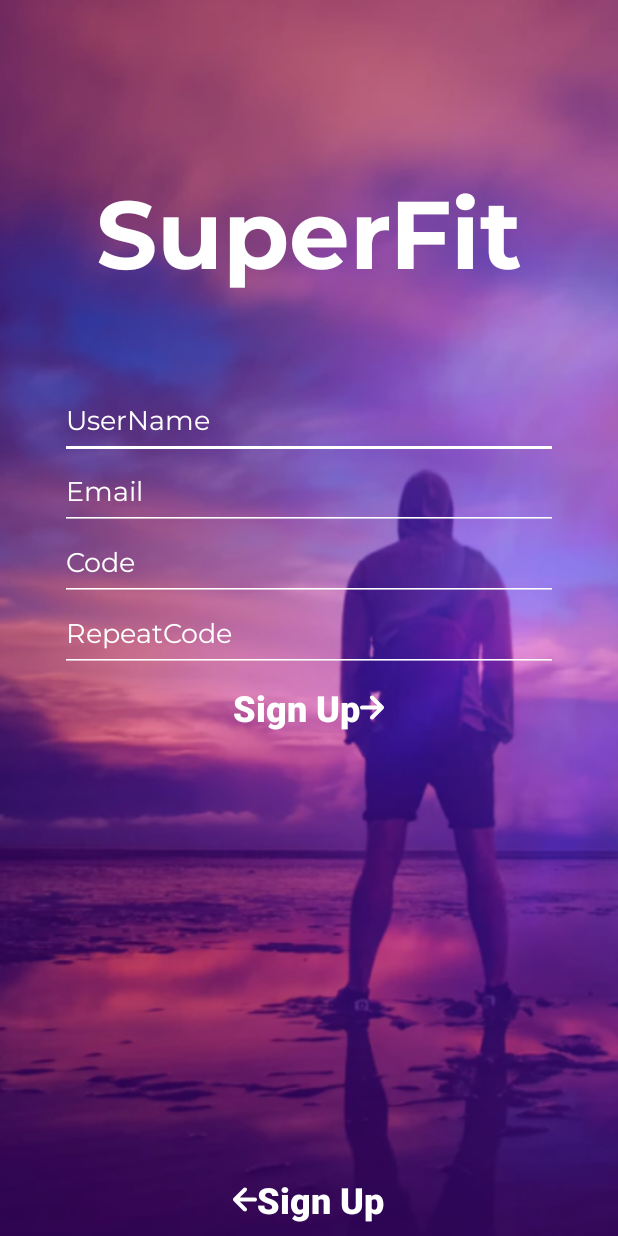
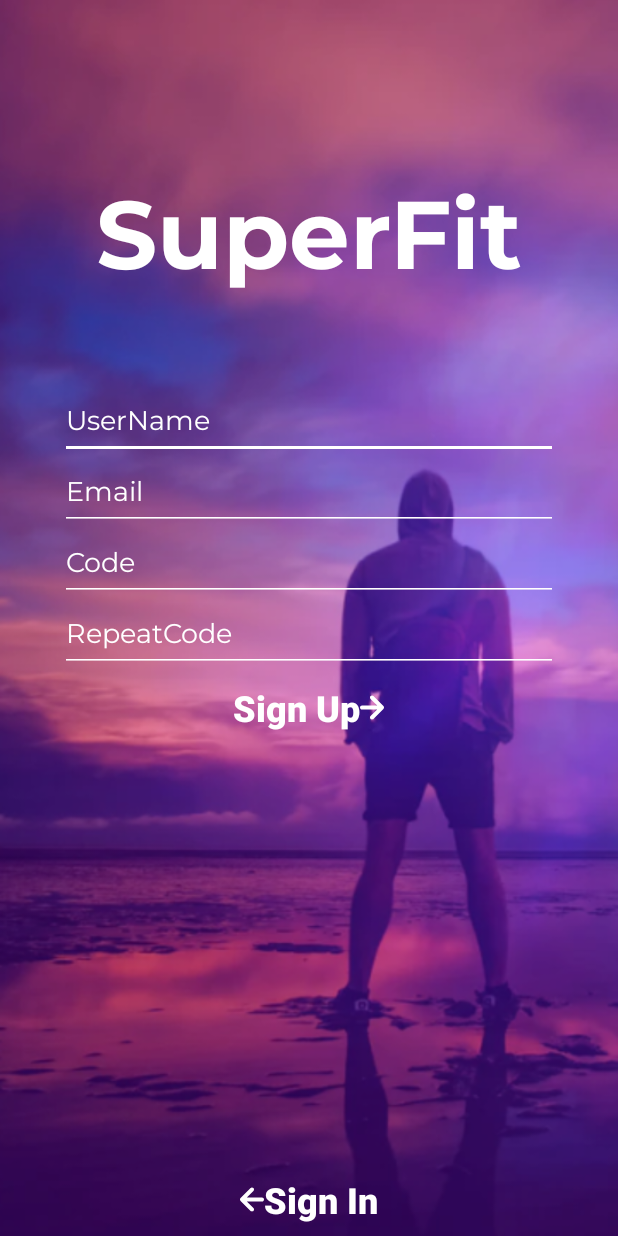
Before and after one commit to smir-ee/PP.01.02-PR318, an Android app: the MainActivity screen opened directly, with no data from a screen before it, after a tap on "SIGN UP", on a phone screen of 412 x 824 dp. Run offline under Robolectric (Android 15) with nearby library versions, the phone set to English and light mode, and no system bars.

Commit message:
Доделал окно регистрации, сделал вход и доделал некоторые детали

```diff
--- a/app/build.gradle
+++ b/app/build.gradle
@@ -42,5 +42,6 @@ dependencies {
     implementation "androidx.recyclerview:recyclerview:1.1.0"
     // For control over item selection of both touch and mouse driven selection
     implementation "androidx.recyclerview:recyclerview-selection:1.1.0"
+    implementation 'com.google.code.gson:gson:2.8.5'
 
 }
--- a/app/src/main/java/com/example/superfit/MainActivity.java
+++ b/app/src/main/java/com/example/superfit/MainActivity.java
@@ -3,16 +3,30 @@ package com.example.superfit;
 import androidx.appcompat.app.AppCompatActivity;
 
 import android.content.Intent;
+import android.content.SharedPreferences;
 import android.os.Bundle;
+import android.preference.PreferenceManager;
 import android.view.View;
+import android.widget.EditText;
+import android.widget.Toast;
 
 public class MainActivity extends AppCompatActivity {
+    EditText etUserName;
+    SharedPreferences sPref;
 
     @Override
     protected void onCreate(Bundle savedInstanceState) {
         super.onCreate(savedInstanceState);
         setContentView(R.layout.activity_main);
+        etUserName = findViewById(R.id.userName);
 
+
+        sPref =  PreferenceManager.getDefaultSharedPreferences(getApplicationContext());
+        SharedPreferences.Editor ed = sPref.edit();
+        ed.putString("lastUser", "NoOne");
+        ed.apply();
+
+        HideActionBarAndTransparentStatusBar.hide(getWindow());
     }
 
     public void onClickSignUp(View view) {
@@ -21,7 +35,16 @@ public class MainActivity extends AppCompatActivity {
     }
 
     public void onClickSignIn(View view) {
-        Intent intent = new Intent(this, InputCode.class);
-        startActivity(intent);
+
+        String userName = sPref.getString(etUserName.getText().toString(), "Fail");
+        if (userName.equals("Fail"))
+            Toast.makeText(this, "Такого пользователя не существует",
+                    Toast.LENGTH_SHORT).show();
+        else{
+            Intent intent = new Intent(this, InputCode.class);
+            intent.putExtra("User", etUserName.getText().toString());
+            startActivity(intent);
+        }
+
     }
 }
--- a/app/src/main/java/com/example/superfit/SplashScreen.java
+++ b/app/src/main/java/com/example/superfit/SplashScreen.java
@@ -3,10 +3,13 @@ package com.example.superfit;
 import androidx.appcompat.app.AppCompatActivity;
 
 import android.content.Intent;
+import android.content.SharedPreferences;
 import android.os.Bundle;
+import android.preference.PreferenceManager;
+import android.widget.Toast;
 
 public class SplashScreen extends AppCompatActivity {
-
+    SharedPreferences sf;
     @Override
     protected void onCreate(Bundle savedInstanceState) {
         super.onCreate(savedInstanceState);
@@ -20,7 +23,16 @@ public class SplashScreen extends AppCompatActivity {
                         sleep(100);
                         logoTimer += 100;
                     };
-                    startActivity(new Intent("com.example.CLEARSCREEN"));
+                    sf =  PreferenceManager.getDefaultSharedPreferences(getApplicationContext());
+                    String lastUser = sf.getString("lastUser", "NoOne");
+
+                    if (lastUser.equals("NoOne")){
+                        startActivity(new Intent("com.example.SIGNIN"));
+                    }
+                    else{
+                        startActivity(new Intent("com.example.MAINSCREEN"));
+                    }
+
                 }
                 catch (InterruptedException e){
                     e.printStackTrace();
--- a/app/src/main/res/layout/activity_registration.xml
+++ b/app/src/main/res/layout/activity_registration.xml
@@ -1,6 +1,5 @@
 <?xml version="1.0" encoding="utf-8"?>
 <LinearLayout xmlns:android="http://schemas.android.com/apk/res/android"
-    xmlns:app="http://schemas.android.com/apk/res-auto"
     xmlns:tools="http://schemas.android.com/tools"
     android:layout_width="match_parent"
     android:layout_height="match_parent"
@@ -55,9 +54,12 @@
             android:fontFamily="@font/montserrat"
             android:hint="@string/code"
             android:textColor="@color/white"
-            android:textColorHint="@color/white" />
+            android:textColorHint="@color/white"
+            android:maxLength="4"
+            android:digits="123456789"
+            android:inputType="number"/>
         <EditText
-            android:id="@+id/repearCode"
+            android:id="@+id/repeatCode"
             android:layout_width="match_parent"
             android:layout_height="wrap_content"
             android:layout_gravity="center"
@@ -65,7 +67,10 @@
             android:fontFamily="@font/montserrat"
             android:hint="@string/repeat_code"
             android:textColor="@color/white"
-            android:textColorHint="@color/white" />
+            android:textColorHint="@color/white"
+            android:maxLength="4"
+            android:digits="123456789"
+            android:inputType="number"/>
 
         <Button
             android:id="@+id/btnSignUp"
@@ -88,7 +93,7 @@
         android:layout_height="wrap_content"
         android:background="@drawable/btn_background"
         android:drawableStart="@drawable/vector2"
-        android:text="@string/sign_up"
+        android:text="@string/sign_in"
         android:textColor="@color/white"
         android:textSize="24sp"
         android:textStyle="bold"
--- a/app/src/main/res/values/strings.xml
+++ b/app/src/main/res/values/strings.xml
@@ -18,5 +18,6 @@
     <string name="high_protein">High-Protein</string>
     <string name="recipe">Recipe</string>
     <string name="see_all">See all</string>
+    <string name="undefined">Undefined</string>
 
 </resources>
```
Also changed, not shown: app/src/main/AndroidManifest.xml (+17 -6 lines), app/src/main/java/com/example/superfit/InputCode.java (+67 -1 lines), app/src/main/java/com/example/superfit/MainScreen.java (+8 -0 lines), app/src/main/java/com/example/superfit/Registration.java (+51 -2 lines), app/src/main/java/com/example/superfit/User.java (added, +49 -0 lines), app/src/main/res/layout/activity_input_code.xml (+18 -0 lines), app/src/main/res/layout/activity_main_screen.xml (+4 -3 lines).
